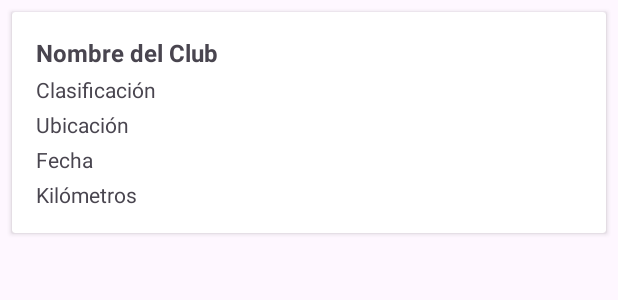
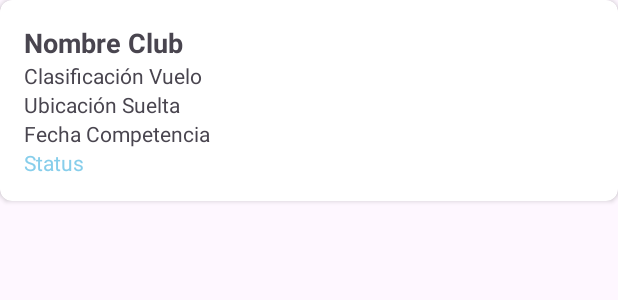
Before and after one commit to puchis13/Palomarte, an Android app: the layout item_competencia.xml on its own in the app's theme, with its tools: preview values and no code run, on a phone screen of 412 x 824 dp. Shown: the top 300 px of the screen. Run offline under Robolectric (Android 15) with nearby library versions, the light colour scheme and no system bars; network calls fail.

Commit message:
moycanasv.5

```diff
--- a/app/src/main/AndroidManifest.xml
+++ b/app/src/main/AndroidManifest.xml
@@ -11,9 +11,9 @@
         android:allowBackup="true"
         android:dataExtractionRules="@xml/data_extraction_rules"
         android:fullBackupContent="@xml/backup_rules"
-        android:icon="@mipmap/ic_launcher"
+        android:icon="@drawable/logo"
         android:label="@string/app_name"
-        android:roundIcon="@mipmap/ic_launcher_round"
+        android:roundIcon="@drawable/logo"
         android:supportsRtl="true"
         android:theme="@style/Theme.PalomarApp"
         android:usesCleartextTraffic="true">
--- a/app/src/main/java/com/example/palomarapp/AgregarCompetenciasActivity.kt
+++ b/app/src/main/java/com/example/palomarapp/AgregarCompetenciasActivity.kt
@@ -23,7 +23,7 @@ class AgregarCompetenciasActivity : AppCompatActivity() {
     private var fechaSeleccionada: String = ""
     private var horaSeleccionada: String = ""
 
-    private val ADD_COMPETENCIA_URL = "http://192.168.100.2/palomar_api/insertar_competencia.php"
+    private val ADD_COMPETENCIA_URL = "http://192.168.100.6/palomar_api/add_competencia.php"
 
     override fun onCreate(savedInstanceState: Bundle?) {
         super.onCreate(savedInstanceState)
--- a/app/src/main/java/com/example/palomarapp/LoginActivity.kt
+++ b/app/src/main/java/com/example/palomarapp/LoginActivity.kt
@@ -21,7 +21,7 @@ class LoginActivity : AppCompatActivity() {
     private lateinit var buttonLogin: Button
 
     // URL del endpoint PHP
-    private val LOGIN_URL = "http://192.168.100.2/palomar_api/login.php" // Cambia esto si usas una IP diferente
+    private val LOGIN_URL = "http://192.168.100.6/palomar_api/login.php" // Cambia esto si usas una IP diferente
 
     override fun onCreate(savedInstanceState: Bundle?) {
         super.onCreate(savedInstanceState)
--- a/app/src/main/java/com/example/palomarapp/NotasActivity.kt
+++ b/app/src/main/java/com/example/palomarapp/NotasActivity.kt
@@ -27,8 +27,8 @@ class NotasActivity : AppCompatActivity() {
     private var selectedDate: String? = null // Fecha seleccionada por el usuario
 
     // URL de la API
-    private val GET_NOTAS_URL = "http://192.168.100.2/palomar_api/get_notas.php"
-    private val POST_NOTAS_URL = "http://192.168.100.2/palomar_api/add_nota.php"
+    private val GET_NOTAS_URL = "http://192.168.100.6/palomar_api/get_notas.php"
+    private val POST_NOTAS_URL = "http://192.168.100.6/palomar_api/add_nota.php"
 
     override fun onCreate(savedInstanceState: Bundle?) {
         super.onCreate(savedInstanceState)
--- a/app/src/main/java/com/example/palomarapp/PalomaActivity.kt
+++ b/app/src/main/java/com/example/palomarapp/PalomaActivity.kt
@@ -46,9 +46,9 @@ class PalomaActivity : AppCompatActivity() {
     private var photoBase64: String? = null
 
     // URLs del servidor
-    private val insertUrl = "http://192.168.100.2/palomar_api/insert_paloma.php"
-    private val updateUrl = "http://192.168.100.2/palomar_api/update_paloma.php"
-    private val deleteUrl = "http://192.168.100.2/palomar_api/delete_paloma.php"
+    private val insertUrl = "http://192.168.100.6/palomar_api/insert_paloma.php"
+    private val updateUrl = "http://192.168.100.6/palomar_api/update_paloma.php"
+    private val deleteUrl = "http://192.168.100.6/palomar_api/delete_paloma.php"
 
     override fun onCreate(savedInstanceState: Bundle?) {
         super.onCreate(savedInstanceState)
--- a/app/src/main/java/com/example/palomarapp/ViewPalomasActivity.kt
+++ b/app/src/main/java/com/example/palomarapp/ViewPalomasActivity.kt
@@ -19,7 +19,7 @@ class ViewPalomasActivity : AppCompatActivity() {
     private lateinit var noDataTextView: TextView
 
     // URL para obtener las palomas
-    private val getPalomasUrl = "http://192.168.100.2/palomar_api/get_palomas.php"
+    private val getPalomasUrl = "http://192.168.100.6/palomar_api/get_palomas.php"
 
     override fun onCreate(savedInstanceState: Bundle?) {
         super.onCreate(savedInstanceState)
@@ -126,7 +126,7 @@ class ViewPalomasActivity : AppCompatActivity() {
 
         // Procesar y mostrar la fotografía desde la ruta almacenada
         if (fotografia.isNotEmpty()) {
-            val imageUrl = "http://192.168.100.2/palomar_api/$fotografia"
+            val imageUrl = "http://192.168.100.6/palomar_api/$fotografia"
             Glide.with(this)
                 .load(imageUrl)
                 .placeholder(R.drawable.loading) // Imagen de carga
--- a/app/src/main/res/layout/activity_login.xml
+++ b/app/src/main/res/layout/activity_login.xml
@@ -22,7 +22,7 @@
             android:layout_height="150dp"
             android:layout_gravity="center"
             android:layout_marginBottom="24dp"
-            android:src="@drawable/palomaa" />
+            android:src="@drawable/palomo" />
 
         <!-- Campo de usuario con estilo TextInputLayout -->
         <com.google.android.material.textfield.TextInputLayout
--- a/app/src/main/res/layout/item_competencia.xml
+++ b/app/src/main/res/layout/item_competencia.xml
@@ -1,48 +1,53 @@
+<?xml version="1.0" encoding="utf-8"?>
 <androidx.cardview.widget.CardView xmlns:android="http://schemas.android.com/apk/res/android"
+    xmlns:app="http://schemas.android.com/apk/res-auto"
     android:layout_width="match_parent"
     android:layout_height="wrap_content"
-    android:layout_margin="8dp">
+    android:layout_marginBottom="8dp"
+    app:cardCornerRadius="8dp">
 
     <LinearLayout
-        android:orientation="vertical"
         android:layout_width="match_parent"
         android:layout_height="wrap_content"
+        android:orientation="vertical"
         android:padding="16dp">
 
         <TextView
-            android:id="@+id/competenciaNombre"
-            android:layout_width="match_parent"
+            android:id="@+id/tvNombreClub"
+            android:layout_width="wrap_content"
             android:layout_height="wrap_content"
-            android:text="Nombre del Club"
-            android:textSize="16sp"
-            android:textStyle="bold" />
+            android:textStyle="bold"
+            android:textSize="18sp"
+            android:text="Nombre Club" />
 
         <TextView
-            android:id="@+id/competenciaClasificacion"
-            android:layout_width="match_parent"
+            android:id="@+id/tvClasificacionVuelo"
+            android:layout_width="wrap_content"
             android:layout_height="wrap_content"
-            android:text="Clasificación"
-            android:layout_marginTop="4dp" />
+            android:text="Clasificación Vuelo"
+            android:textSize="14sp" />
 
         <TextView
-            android:id="@+id/competenciaUbicacion"
-            android:layout_width="match_parent"
+            android:id="@+id/tvUbicacionSuelta"
+            android:layout_width="wrap_content"
             android:layout_height="wrap_content"
-            android:text="Ubicación"
-            android:layout_marginTop="4dp" />
+            android:text="Ubicación Suelta"
+            android:textSize="14sp" />
 
         <TextView
-            android:id="@+id/competenciaFecha"
-            android:layout_width="match_parent"
+            android:id="@+id/tvFechaCompetencia"
+            android:layout_width="wrap_content"
             android:layout_height="wrap_content"
-            android:text="Fecha"
-            android:layout_marginTop="4dp" />
+            android:text="Fecha Competencia"
+            android:textSize="14sp" />
 
         <TextView
-            android:id="@+id/competenciaKilometros"
-            android:layout_width="match_parent"
+            android:id="@+id/tvStatus"
+            android:layout_width="wrap_content"
             android:layout_height="wrap_content"
-            android:text="Kilómetros"
-            android:layout_marginTop="4dp" />
+            android:text="Status"
+            android:textSize="14sp"
+            android:textColor="@color/sky_blue" />
+
     </LinearLayout>
 </androidx.cardview.widget.CardView>
--- a/app/src/main/res/values/strings.xml
+++ b/app/src/main/res/values/strings.xml
@@ -1,5 +1,5 @@
 <resources>
-    <string name="app_name">PalomarApp</string>
+    <string name="app_name">Palomarte</string>
     <string name="add_competencia">Agregar competencia</string>
 
 </resources>
```
Also changed, not shown: app/src/main/java/com/example/palomarapp/CompetenciasActivity.kt (+14 -2 lines), app/src/main/java/com/example/palomarapp/CompetenciasAdapter.kt (+7 -6 lines), app/src/main/res/layout/activity_competencias.xml (+10 -9 lines), app/src/main/res/drawable/logo.jpeg (added).
